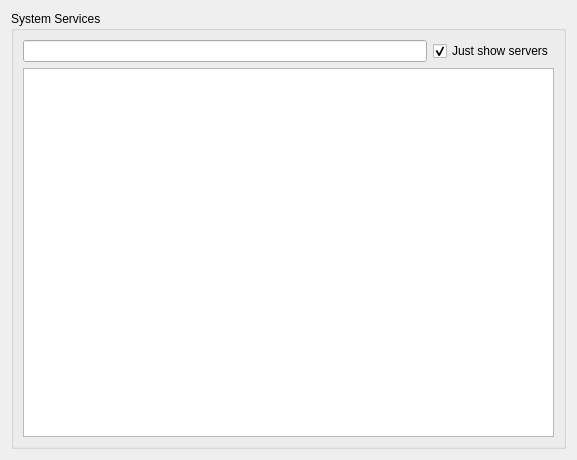
Old version of the form kde4/service-manager/manager/ui/ui.ui in the repository pars-linux/uludag.
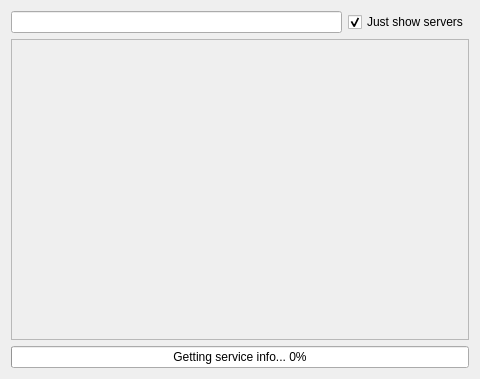
New version of the form. Custom widgets are drawn as their Qt base class.

Commit message: * Update UI  * Update PO  * Use hidden checkbox for service start status..  * Use progressbar to show getting service info process..

Patch:
```diff
--- a/kde4/service-manager/manager/ui/ui.ui
+++ b/kde4/service-manager/manager/ui/ui.ui
@@ -5,8 +5,8 @@
    <rect>
     <x>0</x>
     <y>0</y>
-    <width>577</width>
-    <height>460</height>
+    <width>480</width>
+    <height>379</height>
    </rect>
   </property>
   <property name="windowTitle" >
@@ -14,12 +14,6 @@
   </property>
   <layout class="QGridLayout" name="gridLayout" >
    <item row="0" column="0" >
-    <widget class="QGroupBox" name="groupBox" >
-     <property name="title" >
-      <string>System Services</string>
-     </property>
-     <layout class="QGridLayout" name="gridLayout_2" >
-      <item row="0" column="0" colspan="2" >
        <layout class="QHBoxLayout" name="horizontalLayout" >
         <item>
          <widget class="KLineEdit" name="lineSearch" >
@@ -46,8 +40,11 @@
         </item>
        </layout>
       </item>
-      <item row="1" column="0" colspan="2" >
+   <item row="1" column="0" >
        <widget class="QListWidget" name="listServices" >
+     <property name="enabled" >
+      <bool>false</bool>
+     </property>
         <property name="font" >
          <font>
           <weight>50</weight>
@@ -74,7 +71,17 @@
         </property>
        </widget>
       </item>
-     </layout>
+   <item row="2" column="0" >
+    <widget class="QProgressBar" name="progress" >
+     <property name="value" >
+      <number>0</number>
+     </property>
+     <property name="textVisible" >
+      <bool>true</bool>
+     </property>
+     <property name="format" >
+      <string>Getting service info... %p%</string>
+     </property>
     </widget>
    </item>
   </layout>
```
Left out of the diff: 8 changed lines with no effect on the pictures. Lines whose indentation alone changed are shown as unchanged. The commit also changes 5 other files.
